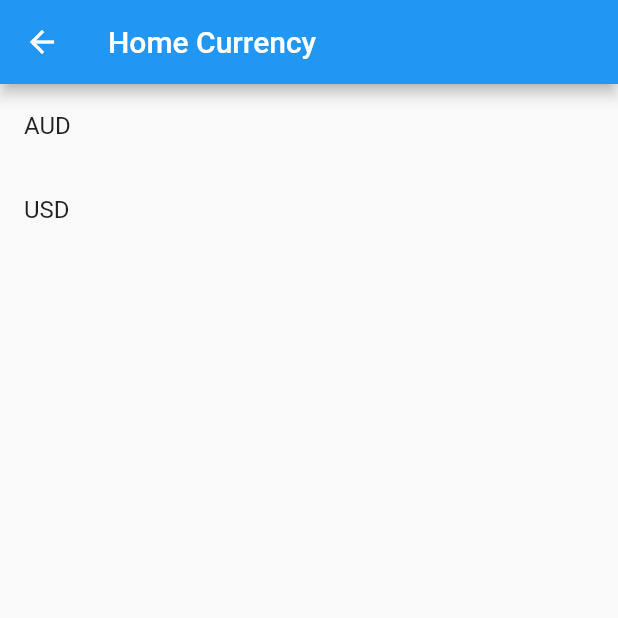
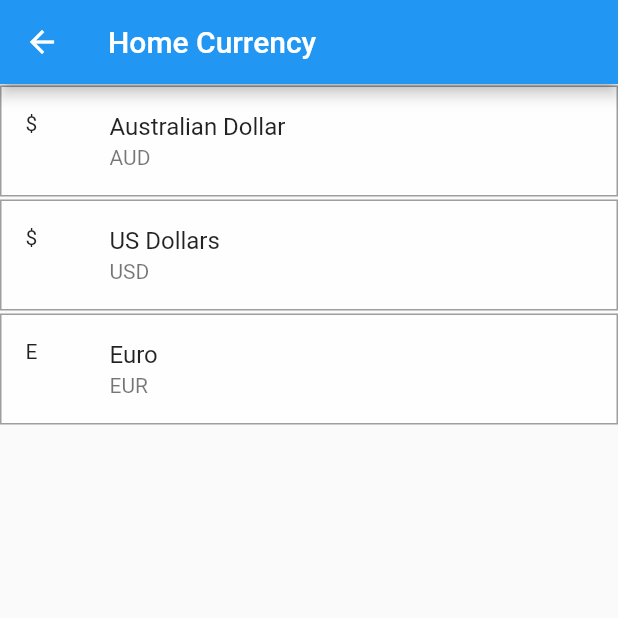
Before and after one commit to prenexus/flutter-sandbox, a Flutter app: the SettingsPage screen opened directly, after a tap on "Home Currency", on a phone screen of 412 x 824 dp, the top half of it. Run offline on Flutter 3.47's test engine with Material 2 defaults, Android fonts, the phone set to English and light mode, and no system bars; our stand-ins replace shared_preferences; missing offline and left inert: material_search; accounts and stored records are empty; network calls fail.

Commit message:
Tues night

```diff
--- a/lib/main.dart
+++ b/lib/main.dart
@@ -21,9 +21,94 @@ String toCurrency = 'AUD';
 var _exchangeRate;
 var _lastUpdated;
 
-const _listCurrencies = const['AUD', 'EUR', 'USD'];
+const List _listOfCurrencies = [
+{
+    "currencyID": 'AUD',
+    "currencyName": 'Australian Dollar',
+    "currencySymbol": '\$'
+},
+{
+    "currencySymbol": '\$',
+    "currencyName": 'US Dollars',
+    "currencyID": 'USD'
+},
+{
+    "currencyName": 'Euro',
+    "currencySymbol": 'E',
+    "currencyID": 'EUR'
+}
+
+];
+
 const _listValues = [1,10,20,50,100,250];
 
+class CurrencyWidget extends StatelessWidget{
+  final String currencyName;
+  final String currencySymbol;
+  final String currencyID;
+
+  const CurrencyWidget({Key key, this.currencyName, this.currencySymbol, this.currencyID}) : super (key: key);
+
+  @override
+  Widget build(BuildContext context) {
+    return new Container(
+        decoration: new BoxDecoration(border: new Border.all(width: 1.0, color: Colors.grey), color: Colors.white70),
+        margin: new EdgeInsets.symmetric(vertical: 1.0),
+        child: new ListTile(
+          leading: new Text(currencySymbol),
+          title: new Text(currencyName),
+          subtitle: new Text(currencyID),
+          ),
+    );
+  }
+}
+
+//This class displays the drawer used on the main pages. This is our settings page
+class DrawerOnly extends StatelessWidget{
+  @override
+  Widget build (BuildContext context) {
+    return new Drawer(
+      child: new ListView(
+          children: <Widget>[
+            new DrawerHeader(
+              child: new Text('Settings'),
+              decoration: new BoxDecoration(color: Colors.blue),
+            ),
+
+            new ListTile(
+              title: new Text("Home Currency"),
+              onTap: () {
+                // Push currency list
+                Navigator.pop(context);
+                Navigator.push(
+                  context,
+                  new MaterialPageRoute(
+                      builder: (context) => new HomeCurrencyPage()),
+                );
+              },
+            ),
+
+            new ListTile(
+              title: new Text("Away Currency"),
+              onTap: () {
+                // Push currency list
+                Navigator.pop(context);
+                Navigator.push(
+                  context,
+                  new MaterialPageRoute(
+                      builder: (context) => new AwayCurrencyPage()),
+                );
+              },
+            )
+
+          ]
+      ),
+    );
+  }
+}
+
+
+// This routine returns a rate for a given currency pair from free.currencyconverterapi.com
 _getExchangeRate() async {
 
   var fromToCurrency = fromCurrency + "_" + toCurrency;
@@ -72,28 +157,21 @@ class HomeCurrencyPage extends StatelessWidget {
   @override
   Widget build(BuildContext context) {
     return new Scaffold(
+        //drawer: new DrawerOnly(),
         appBar: new AppBar(
           title: new Text("Home Currency"),
         ),
         body:
-        new ListView(
-          children: <Widget>[
-            new ListTile(
-                title: new Text("AUD"),
-                onTap: () {
-
-                }
-            ),
-            new ListTile(
-                title: new Text("USD"),
-                onTap: () {
-
-                }
-            )
-          ],
-        )
+          new ListView.builder(itemBuilder: (BuildContext context, int index){
+            return new CurrencyWidget(
+              currencyID: _listOfCurrencies[index]['currencyID'],
+              currencyName: _listOfCurrencies[index]['currencyName'],
+              currencySymbol: _listOfCurrencies[index]['currencySymbol'],
+            );
+            },
+            itemCount: _listOfCurrencies.length,
+          )
     );
-
   }
 }
 
@@ -103,6 +181,7 @@ class SettingsPage extends StatelessWidget{
   Widget build(BuildContext context)
   {
     return new Scaffold(
+      drawer: new DrawerOnly(),
     appBar: new AppBar(
         title: new Text("Settings"),
       ),
@@ -167,8 +246,9 @@ class MyAppState extends State<MyApp> {
   @override
   Widget build(BuildContext context) {
     return new Scaffold (
+      drawer: new DrawerOnly(),
       appBar: new AppBar(
-        title: new Text('Travel Currency Cheatsheet'),
+        title: new Text('Currency Cheatsheet'),
         actions: <Widget>[
           new IconButton(
             icon: new Icon(Icons.refresh),
@@ -178,18 +258,9 @@ class MyAppState extends State<MyApp> {
                   //setState(_getExchangeRate());
                   _getExchangeRate();
                 }
-    ),
-          new IconButton(
-            icon: new Icon(Icons.settings),
-            onPressed: ()
-              {
-                Navigator.push(
-                  context,
-                  new MaterialPageRoute(builder: (context) => new SettingsPage()),
-                );
-              },
-            ),
-          ],
+          ),
+
+        ],
       ),
 
       body: _buildScreen(fromCurrency, toCurrency),
```
